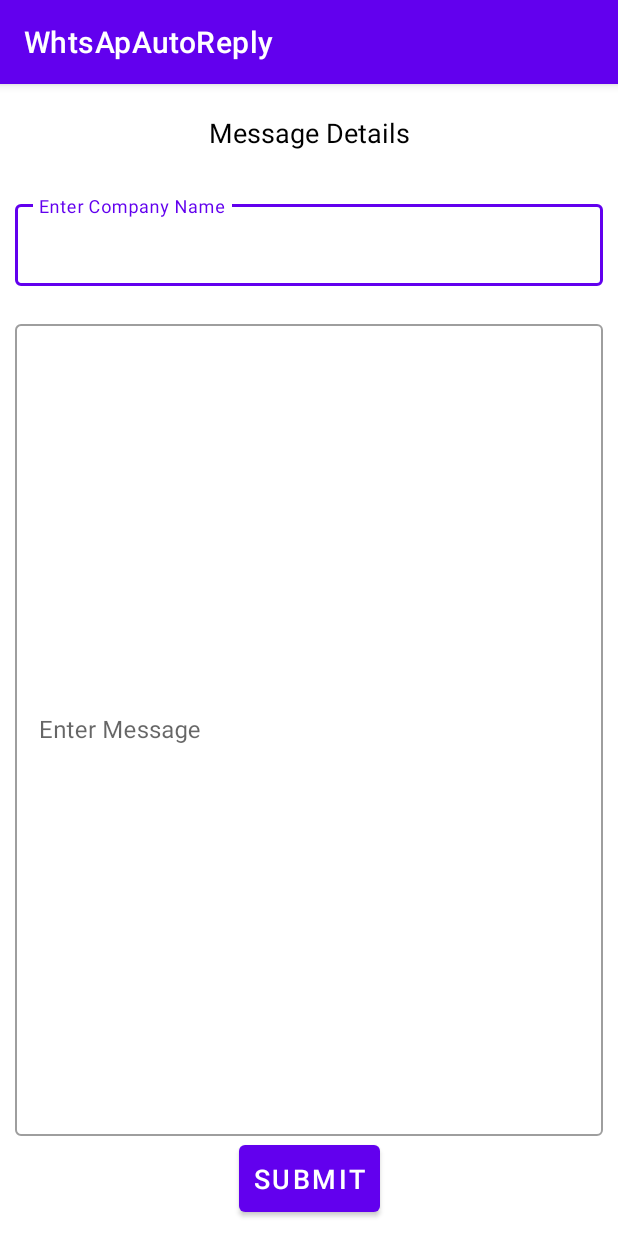
After one commit to shwetadudhat/Whatsapp-Auto-Reply, an Android app: the MessageAddActivity screen opened directly, with no data from a screen before it, on a phone screen of 412 x 824 dp. The commit adds this screen. Run offline under Robolectric (Android 15) with nearby library versions, the phone set to English and light mode, and no system bars.

Commit message:
Message ADD Function using room(basic setup)

```diff
--- /dev/null
+++ b/app/src/main/java/com/test/whtsapautoreply/MessageAddActivity.kt
@@ -0,0 +1,26 @@
+package com.test.whtsapautoreply
+
+import androidx.appcompat.app.AppCompatActivity
+import android.os.Bundle
+import android.view.View
+import kotlinx.android.synthetic.main.activity_message_add.et_msg
+import kotlinx.android.synthetic.main.activity_message_add.et_name
+
+class MessageAddActivity : AppCompatActivity() {
+    override fun onCreate(savedInstanceState: Bundle?) {
+        super.onCreate(savedInstanceState)
+        setContentView(R.layout.activity_message_add)
+
+
+    }
+
+    fun MessageAdd(view: View) {
+        if (et_name.text.toString().equals("")){
+            return
+        }else if(et_msg.text?.equals("")!!)
+            return
+        else{
+
+        }
+    }
+}
--- /dev/null
+++ b/app/src/main/res/layout/activity_message_add.xml
@@ -0,0 +1,73 @@
+<?xml version="1.0" encoding="utf-8"?>
+<androidx.constraintlayout.widget.ConstraintLayout xmlns:android="http://schemas.android.com/apk/res/android"
+    xmlns:app="http://schemas.android.com/apk/res-auto"
+    xmlns:tools="http://schemas.android.com/tools"
+    android:layout_width="match_parent"
+    android:layout_height="match_parent"
+    tools:context=".MessageAddActivity">
+
+    <TextView
+        android:id="@+id/tv_main"
+        android:layout_width="match_parent"
+        android:layout_height="wrap_content"
+        android:padding="20dp"
+        android:text="@string/message_details"
+        android:textAlignment="center"
+        android:textColor="@color/material_dynamic_primary0"
+        android:textSize="18sp"
+        app:layout_constraintLeft_toLeftOf="parent"
+        app:layout_constraintRight_toRightOf="parent"
+        app:layout_constraintTop_toTopOf="parent" />
+
+    <com.google.android.material.textfield.TextInputLayout
+        android:id="@+id/textField"
+        android:layout_width="match_parent"
+        android:layout_height="60dp"
+        android:layout_margin="10dp"
+        android:hint="@string/enter_company_name"
+        app:layout_constraintLeft_toLeftOf="parent"
+        app:layout_constraintRight_toRightOf="parent"
+        style="@style/Widget.MaterialComponents.TextInputLayout.OutlinedBox"
+        app:layout_constraintTop_toBottomOf="@id/tv_main">
+
+        <com.google.android.material.textfield.TextInputEditText
+            android:id="@+id/et_name"
+            android:layout_width="match_parent"
+            android:layout_height="match_parent" />
+
+    </com.google.android.material.textfield.TextInputLayout>
+
+    <com.google.android.material.textfield.TextInputLayout
+        android:id="@+id/textField2"
+        android:layout_width="0dp"
+        android:layout_height="0dp"
+        android:layout_marginTop="20dp"
+        android:hint="@string/enter_message"
+        style="@style/Widget.MaterialComponents.TextInputLayout.OutlinedBox"
+        app:layout_constraintBottom_toTopOf="@id/btn_submit"
+        app:layout_constraintEnd_toEndOf="@id/textField"
+        app:layout_constraintStart_toStartOf="@id/textField"
+        app:layout_constraintTop_toBottomOf="@id/textField">
+
+        <com.google.android.material.textfield.TextInputEditText
+            android:id="@+id/et_msg"
+            android:maxLines="100"
+            android:layout_width="match_parent"
+            android:layout_height="match_parent" />
+
+    </com.google.android.material.textfield.TextInputLayout>
+
+    <Button
+        android:onClick="MessageAdd"
+        android:id="@+id/btn_submit"
+        android:layout_width="wrap_content"
+        android:layout_height="wrap_content"
+        android:layout_margin="10dp"
+        android:padding="10dp"
+        android:text="@string/submit"
+        android:textSize="18sp"
+        app:layout_constraintBottom_toBottomOf="parent"
+        app:layout_constraintEnd_toEndOf="parent"
+        app:layout_constraintStart_toStartOf="parent" />
+
+</androidx.constraintlayout.widget.ConstraintLayout>
--- a/app/src/main/res/values/strings.xml
+++ b/app/src/main/res/values/strings.xml
@@ -1,5 +1,9 @@
 <resources>
     <string name="app_name">WhtsApAutoReply</string>
     <string name="accessibility_service_description">test</string>
-    <string name="whatsapp_suffix" ></string>
+    <string name="whatsapp_suffix"></string>
+    <string name="message_details">Message Details</string>
+    <string name="enter_company_name">Enter Company Name</string>
+    <string name="enter_message">Enter Message</string>
+    <string name="submit">Submit</string>
 </resources>
```
Also changed, not shown: app/build.gradle (+22 -0 lines), app/src/main/AndroidManifest.xml (+31 -23 lines), app/src/main/java/com/test/whtsapautoreply/Adapter/MessageListAdapter.kt (added, +25 -0 lines), app/src/main/java/com/test/whtsapautoreply/CallReceiver.java (+7 -2 lines), app/src/main/java/com/test/whtsapautoreply/MainActivity2.java (+29 -0 lines), app/src/main/java/com/test/whtsapautoreply/MessageListActivity.kt (added, +11 -0 lines), app/src/main/java/com/test/whtsapautoreply/MyApplication.kt (added, +14 -0 lines), app/src/main/java/com/test/whtsapautoreply/RoomDatababse/AppDatabase.kt (added, +36 -0 lines), app/src/main/java/com/test/whtsapautoreply/RoomDatababse/MsgDao.kt (added, +12 -0 lines), app/src/main/java/com/test/whtsapautoreply/RoomDatababse/Msgdb.kt (added, +13 -0 lines), app/src/main/res/layout/activity_message_list.xml (added, +18 -0 lines), build.gradle (+10 -0 lines).
